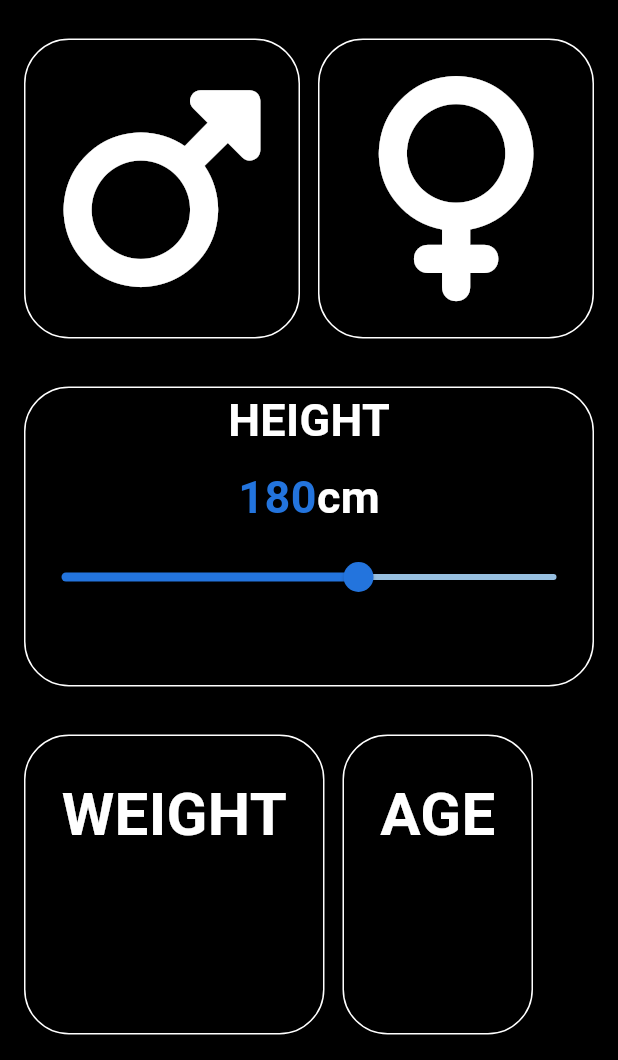
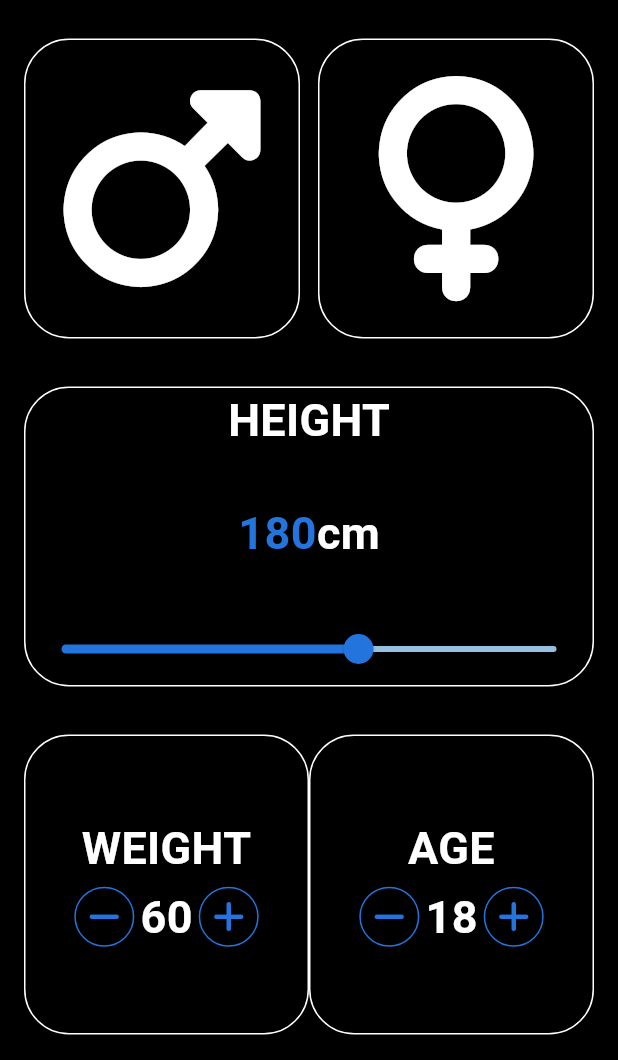
Before and after one commit to alexmortelsison/Health-Pro-BMI-Calculator, a Flutter app: the BMIScreen screen opened directly, on a phone screen of 412 x 824 dp, the part 176-1236 px from its top. Run offline on Flutter 3.47's test engine with Material 3 defaults, Android fonts, the phone set to English and light mode, and no system bars; our stand-ins replace font_awesome_flutter.

Commit message:
updated UI

```diff
--- a/lib/components/reusable_card2.dart
+++ b/lib/components/reusable_card2.dart
@@ -1,20 +1,31 @@
-import 'package:bmi_calculator/utils/const.dart';
 import 'package:flutter/material.dart';
+import 'package:font_awesome_flutter/font_awesome_flutter.dart';
 
-class ReusableCard2 extends StatelessWidget {
+import '../utils/const.dart';
+import 'round_icon_button.dart';
+
+class ReusableCard2 extends StatefulWidget {
   final String label;
-  final VoidCallback onTap;
+  final int value;
+  final VoidCallback onIncrement;
+  final VoidCallback onDecrement;
 
   const ReusableCard2({
     super.key,
-    required this.onTap,
     required this.label,
+    required this.value,
+    required this.onIncrement,
+    required this.onDecrement,
   });
 
   @override
+  State<ReusableCard2> createState() => _ReusableCard2State();
+}
+
+class _ReusableCard2State extends State<ReusableCard2> {
+  @override
   Widget build(BuildContext context) {
-    return GestureDetector(
-      onTap: onTap,
+    return Expanded(
       child: Container(
         decoration: BoxDecoration(
           border: Border.all(
@@ -25,17 +36,36 @@ class ReusableCard2 extends StatelessWidget {
         ),
         height: 200,
         child: Column(
+          mainAxisAlignment: MainAxisAlignment.center,
           children: [
-            Padding(
-              padding: const EdgeInsets.all(24.0),
-              child: Column(
-                children: [
-                  Text(
-                    label,
-                    style: kPrimaryTextStyle,
-                  ),
-                ],
-              ),
+            Column(
+              children: [
+                Text(
+                  widget.label,
+                  style: kSliderTextStyle,
+                  textAlign: TextAlign.center,
+                ),
+                Row(
+                  mainAxisAlignment: MainAxisAlignment.center,
+                  children: [
+                    RoundIconButton(
+                      icon: FontAwesomeIcons.minus,
+                      onTap: widget.onDecrement,
+                      increment: false,
+                    ),
+                    Text(
+                      '${widget.value}',
+                      style: kSliderTextStyle,
+                      textAlign: TextAlign.center,
+                    ),
+                    RoundIconButton(
+                      icon: FontAwesomeIcons.plus,
+                      onTap: widget.onIncrement,
+                      increment: true,
+                    ),
+                  ],
+                )
+              ],
             ),
           ],
         ),
--- /dev/null
+++ b/lib/components/round_icon_button.dart
@@ -0,0 +1,38 @@
+import 'package:flutter/material.dart';
+
+import '../utils/const.dart';
+
+class RoundIconButton extends StatelessWidget {
+  final IconData icon;
+  final VoidCallback onTap;
+  final bool increment;
+
+  const RoundIconButton({
+    super.key,
+    required this.icon,
+    required this.onTap,
+    required this.increment,
+  });
+
+  @override
+  Widget build(BuildContext context) {
+    return RawMaterialButton(
+      constraints: const BoxConstraints.tightFor(
+        width: 40,
+        height: 40,
+      ),
+      shape: const CircleBorder(
+        side: BorderSide(
+          width: 1,
+          color: kBlueColor,
+        ),
+      ),
+      fillColor: const Color.fromARGB(0, 156, 35, 35),
+      onPressed: onTap,
+      child: Icon(
+        icon,
+        color: kBlueColor,
+      ),
+    );
+  }
+}
--- a/lib/screens/bmi_screen.dart
+++ b/lib/screens/bmi_screen.dart
@@ -3,9 +3,7 @@ import 'package:bmi_calculator/components/reusable_card2.dart';
 import 'package:bmi_calculator/components/rounded_button.dart';
 import 'package:bmi_calculator/components/title_screen.dart';
 import 'package:bmi_calculator/utils/const.dart';
-import 'package:flutter/cupertino.dart';
 import 'package:flutter/material.dart';
-import 'package:flutter/widgets.dart';
 import 'package:font_awesome_flutter/font_awesome_flutter.dart';
 import '../components/profile_picture.dart';
 import '../components/reusable_card.dart';
@@ -14,6 +12,8 @@ const Color activeColor = kBlueColor;
 const Color inactiveColor = Colors.transparent;
 Gender? selectedGender;
 int height = 180;
+int weight = 60;
+int age = 18;
 
 enum Gender {
   male,
@@ -108,6 +108,7 @@ class _BMIScreenState extends State<BMIScreen> {
                       borderRadius: BorderRadius.circular(30),
                     ),
                     child: Column(
+                      mainAxisAlignment: MainAxisAlignment.spaceBetween,
                       crossAxisAlignment: CrossAxisAlignment.center,
                       children: [
                         const Text(
@@ -158,24 +159,42 @@ class _BMIScreenState extends State<BMIScreen> {
               child: Row(
                 children: [
                   ReusableCard2(
-                    onTap: () {},
                     label: 'WEIGHT',
-                  ),
-                  const SizedBox(
-                    width: 12,
+                    value: weight,
+                    onIncrement: () {
+                      setState(() {
+                        weight++;
+                      });
+                    },
+                    onDecrement: () {
+                      setState(() {
+                        weight--;
+                      });
+                    },
                   ),
                   ReusableCard2(
-                    onTap: () {},
                     label: 'AGE',
+                    value: age,
+                    onIncrement: () {
+                      setState(() {
+                        age++;
+                      });
+                    },
+                    onDecrement: () {
+                      setState(() {
+                        age--;
+                      });
+                    },
                   ),
                 ],
               ),
             ),
             Padding(
-              padding: const EdgeInsets.symmetric(
-                vertical: 16,
+              padding: const EdgeInsets.symmetric(vertical: 16, horizontal: 16),
+              child: RoundedButton(
+                onTap: () {},
+                title: 'Get BMI',
               ),
-              child: RoundedButton(onTap: () {}, title: 'Get BMI'),
             )
           ],
         ),
```
